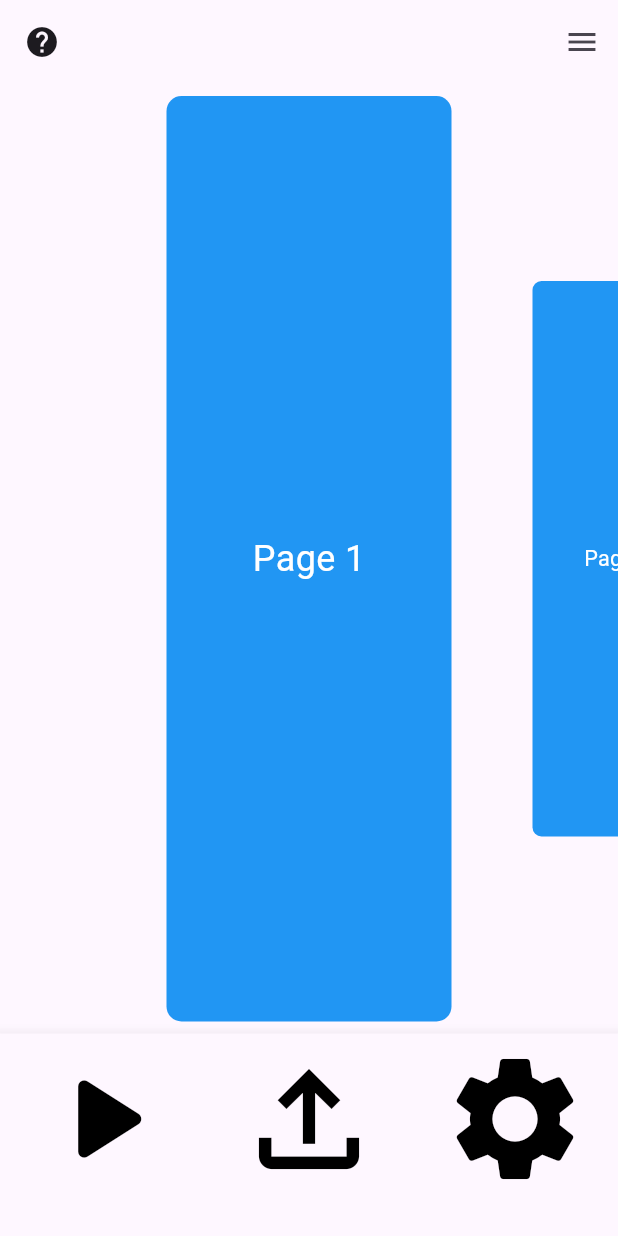
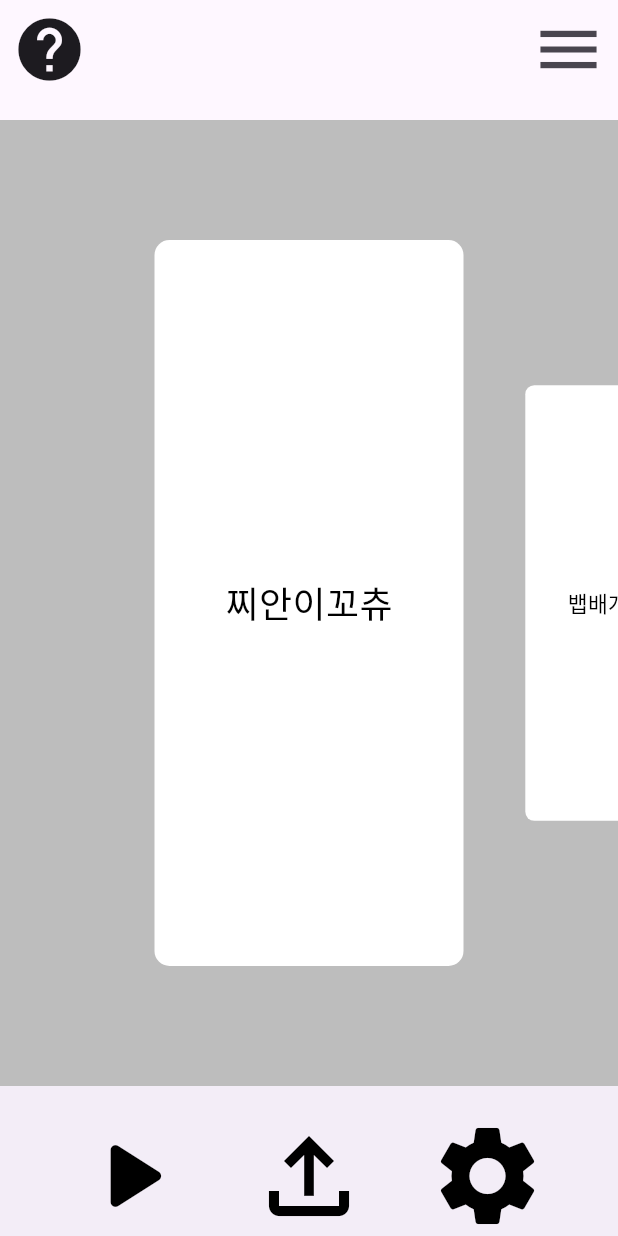
Before and after one commit to Kim-jian/HCI-project, a Flutter app: the screen it shows after launch, on a phone screen of 412 x 824 dp. Run offline on Flutter 3.47's test engine with Material 3 defaults, Android fonts, the phone set to English and light mode, and no system bars; our stand-ins replace permission_handler, shared_preferences; missing offline and left inert: flutter_sound.

Commit message:
홈화면 업데이트 업데이트 사항 : 기본 프레임 구축2

```diff
--- a/lib/HomeScreen.dart
+++ b/lib/HomeScreen.dart
@@ -1,5 +1,6 @@
 import 'package:flutter/material.dart';
 import 'package:hci_project/SettingScreen.dart';
+import 'package:hci_project/Script.dart';
 
 
 class HomeScreen extends StatelessWidget {
@@ -38,26 +39,31 @@ class _MyHomePageState extends State<MyHomePage> {
   @override
   Widget build(BuildContext context) {
     return Scaffold(
-      appBar: AppBar(
-        title: Text(''),
+      appBar: PreferredSize(
+        preferredSize: Size.fromHeight(80),
+        child: AppBar(
           leading: IconButton(
-          icon: Icon(Icons.help),
-          onPressed: () {
-            // 도움말 아이콘을 눌렀을 때 수행할 작업을 여기에 추가하세요.
+            icon: Icon(Icons.help, size:50),
+            onPressed: () { // 도움말 페이지로 이동
+              Navigator.push(context, MaterialPageRoute(builder: (context) => SettingsPage()));
             },
           ),
           actions: <Widget>[
             IconButton(
-            icon: Icon(Icons.menu),
-            onPressed: () {
-              // 메뉴바 아이콘을 눌렀을 때 수행할 작업을 여기에 추가하세요.
+              icon: Icon(Icons.menu, size: 50),
+              onPressed: () { // 메뉴 페이지로 이동
+                Navigator.push(context, MaterialPageRoute(builder: (context) => SettingsPage()));
               },
             ),
           ],
         ),
+      ),
 
-      body: PageView.builder(
-        itemCount: 3, //scriptList의 길이가 되어야함
+
+      body: Container(
+        color: Colors.grey[400],
+        child:PageView.builder(
+          itemCount: scriptList.length, //scriptList의 길이가 되어야함
           controller: PageController(viewportFraction: 0.5),
           onPageChanged:(index){
             setState(() {
@@ -66,7 +72,7 @@ class _MyHomePageState extends State<MyHomePage> {
           },
           itemBuilder: (context, index) {
             return AnimatedBuilder(
-            animation: PageController(viewportFraction: 0.8),
+              animation: PageController(viewportFraction: 0.5),
               builder: (context, child){
                 double value = 0.8;
                 if (_currentIndex == index) {
@@ -84,62 +90,50 @@ class _MyHomePageState extends State<MyHomePage> {
                 );
               },
               child: Container(
-              margin: EdgeInsets.all(8),
+                margin: EdgeInsets.fromLTRB(0, 80, 0, 80),
                 decoration: BoxDecoration(
                   borderRadius: BorderRadius.circular(10),
-                color: Colors.blue,
+                  color: Colors.white,
                 ),
                 child: Center(
                   child: Text(
-                  'Page ${index + 1}',
-                  style: TextStyle(color: Colors.white, fontSize: 24),
+                    scriptList[index].title,
+                    style: TextStyle(color: Colors.black, fontSize: 24),
                   ),
                 ),
               ),
             );
           },
         ),
+      ),
 
-      bottomNavigationBar: BottomNavigationBar(
-        // child: Container(
-        //   height:70,
-        //   child: Row(
-        //     mainAxisAlignment: MainAxisAlignment.spaceEvenly,
-        //     children: <Widget>[
-        //       IconButton(
-        //           onPressed: () {},
-        //           icon: Icon(Icons.play_arrow_rounded)
-        //       ),
-        //       IconButton(
-        //           onPressed: () {},
-        //           icon: Icon(Icons.file_upload_outlined)),
-        //       IconButton(
-        //           onPressed: () {},
-        //           icon: Icon(Icons.settings)),
-        //     ],
-        //   ),
-        // ),
-        iconSize: 100.0,
-        items: const <BottomNavigationBarItem>[
-          BottomNavigationBarItem(
-            icon: Icon(Icons.play_arrow_rounded,
-            color: Colors.black),
-            label: '',
+      bottomNavigationBar: BottomAppBar(
+        height: 100,
+        child: Padding(
+          padding: EdgeInsets.only(bottom: 10),
+          child: Row(
+            mainAxisAlignment: MainAxisAlignment.spaceEvenly,
+            children: <Widget>[
+              IconButton(
+                onPressed: () {}, // 재생 페이지로 이동
+                icon: Icon(Icons.play_arrow_rounded, color: Colors.black),
+                iconSize: 80,
               ),
-          BottomNavigationBarItem(
-            icon: Icon(Icons.file_upload_outlined,
-            color: Colors.black),
-            label: '',
+              IconButton(
+                onPressed: () {}, // 업로드 페이지로 이동
+                icon: Icon(Icons.file_upload_outlined, color: Colors.black),
+                iconSize:80,
               ),
-          BottomNavigationBarItem(
-            icon: Icon(Icons.settings,
-            color: Colors.black),
-            label: '',
+              IconButton(
+                onPressed: () { // 설정 페이지로 이동
+                  Navigator.push(context, MaterialPageRoute(builder: (context) => SettingsPage()));
+                },
+                icon: Icon(Icons.settings, color: Colors.black,),
+                iconSize:80,
               ),
             ],
-        currentIndex: _selectedIndex,
-        selectedItemColor: Colors.blue,
-        onTap: _onItemTapped,
+          ),
+        ),
       ),
     );
   }
--- /dev/null
+++ b/lib/Script.dart
@@ -0,0 +1,32 @@
+// script.dart
+
+class Script {
+  final String title;
+  final String content;
+
+  Script({required this.title, required this.content});
+}
+
+List<Script> scriptList = [
+  Script(
+    title: '찌안이꼬츄',
+    content: 'This is the content of script 1.',
+  ),
+  Script(
+    title: '뱁배개벅벅',
+    content: 'This is the content of script 2.',
+  ),
+  Script(
+    title: '아냐포져',
+    content: 'This is the content of script 3.',
+  ),
+  Script(
+    title: '계란말이요요',
+    content: 'This is the content of script 4.',
+  ),
+  Script(
+    title: '뱁배개먹고싶오요',
+    content: 'This is the content of script 5.',
+  ),
+  // Add more scripts as needed
+];
```
Lines whose indentation alone changed are shown as unchanged.
